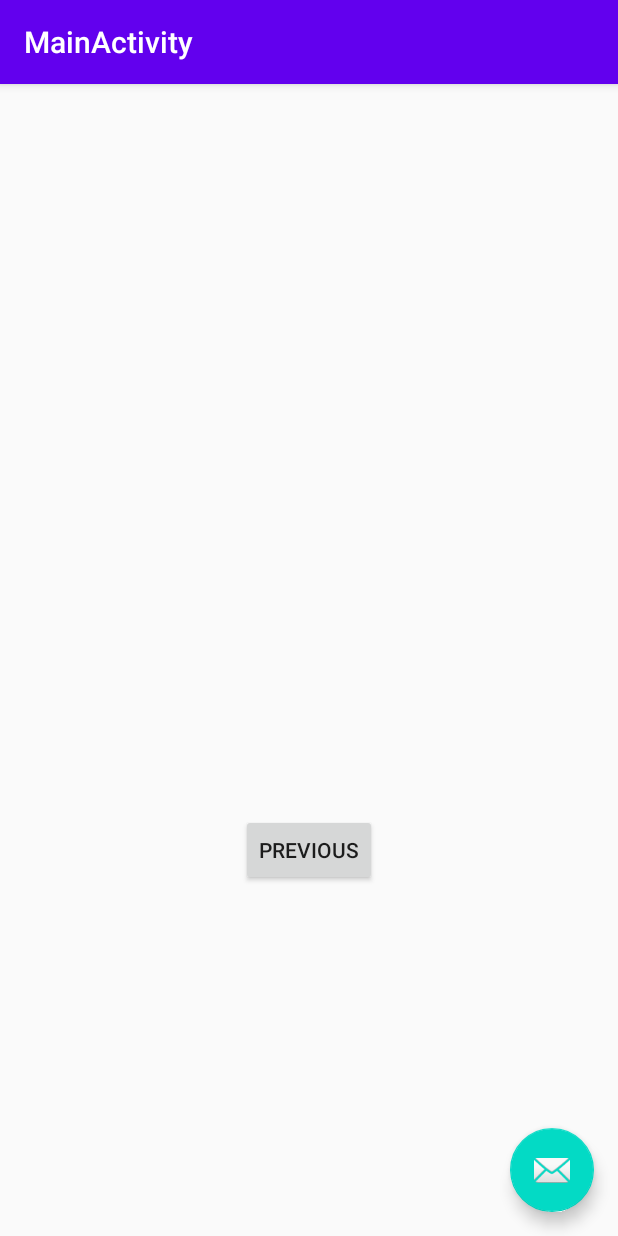
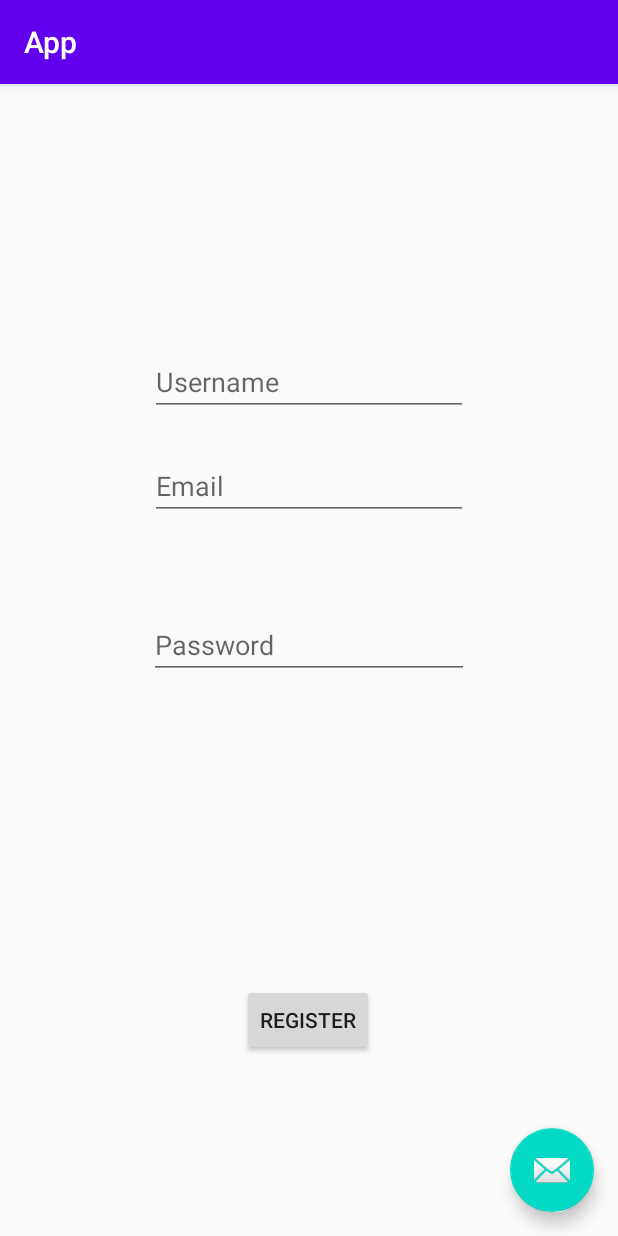
Before and after one commit to marcomr22/AppsMoveis, an Android app: the SecondFragment screen opened through its navigation route, on a phone screen of 412 x 824 dp. Run offline under Robolectric (Android 15) with nearby library versions, the phone set to English and light mode, and no system bars.

Commit message:
Início das activities para o login, registo e alteração da password

```diff
--- a/app/build.gradle
+++ b/app/build.gradle
@@ -31,6 +31,8 @@ dependencies {
     implementation 'androidx.constraintlayout:constraintlayout:1.1.3'
     implementation 'androidx.navigation:navigation-fragment:2.2.1'
     implementation 'androidx.navigation:navigation-ui:2.2.1'
+    implementation 'androidx.annotation:annotation:1.1.0'
+    implementation 'androidx.lifecycle:lifecycle-extensions:2.0.0'
     testImplementation 'junit:junit:4.12'
     androidTestImplementation 'androidx.test.ext:junit:1.1.1'
     androidTestImplementation 'androidx.test.espresso:espresso-core:3.2.0'
--- /dev/null
+++ b/app/src/main/java/com/example/app/ChangePasswordFragment.java
@@ -0,0 +1,4 @@
+package com.example.app;
+
+public class ChangePasswordFragment {
+}
--- a/app/src/main/java/com/example/app/FirstFragment.java
+++ b/app/src/main/java/com/example/app/FirstFragment.java
@@ -23,7 +23,7 @@ public class FirstFragment extends Fragment {
     public void onViewCreated(@NonNull View view, Bundle savedInstanceState) {
         super.onViewCreated(view, savedInstanceState);
 
-        view.findViewById(R.id.button_first).setOnClickListener(new View.OnClickListener() {
+        view.findViewById(R.id.register).setOnClickListener(new View.OnClickListener() {
             @Override
             public void onClick(View view) {
                 NavHostFragment.findNavController(FirstFragment.this)
--- a/app/src/main/java/com/example/app/SecondFragment.java
+++ b/app/src/main/java/com/example/app/SecondFragment.java
@@ -23,7 +23,7 @@ public class SecondFragment extends Fragment {
     public void onViewCreated(@NonNull View view, Bundle savedInstanceState) {
         super.onViewCreated(view, savedInstanceState);
 
-        view.findViewById(R.id.button_second).setOnClickListener(new View.OnClickListener() {
+        view.findViewById(R.id.register2).setOnClickListener(new View.OnClickListener() {
             @Override
             public void onClick(View view) {
                 NavHostFragment.findNavController(SecondFragment.this)
--- a/app/src/main/res/layout/fragment_second.xml
+++ b/app/src/main/res/layout/fragment_second.xml
@@ -6,22 +6,62 @@
     android:layout_height="match_parent"
     tools:context=".SecondFragment">
 
+    <com.google.android.material.textfield.TextInputEditText
+        android:id="@+id/username2"
+        android:layout_width="match_parent"
+        android:layout_height="wrap_content"
+        android:layout_marginStart="100dp"
+        android:layout_marginTop="176dp"
+        android:layout_marginEnd="100dp"
+        android:hint="Username"
+        app:layout_constraintEnd_toEndOf="parent"
+        app:layout_constraintHorizontal_bias="0.0"
+        app:layout_constraintStart_toStartOf="parent"
+        app:layout_constraintTop_toTopOf="parent" />
+
+    <com.google.android.material.textfield.TextInputEditText
+        android:id="@+id/email"
+        android:layout_width="match_parent"
+        android:layout_height="wrap_content"
+        android:layout_marginStart="100dp"
+        android:layout_marginTop="24dp"
+        android:layout_marginEnd="100dp"
+        android:hint="@string/prompt_email"
+        app:layout_constraintEnd_toEndOf="parent"
+        app:layout_constraintHorizontal_bias="1.0"
+        app:layout_constraintStart_toStartOf="parent"
+        app:layout_constraintTop_toBottomOf="@+id/username2" />
+
+    <Button
+        android:id="@+id/register2"
+        android:layout_width="wrap_content"
+        android:layout_height="wrap_content"
+        android:layout_marginBottom="120dp"
+        android:text="register"
+        app:layout_constraintBottom_toBottomOf="parent"
+        app:layout_constraintEnd_toEndOf="parent"
+        app:layout_constraintHorizontal_bias="0.498"
+        app:layout_constraintStart_toStartOf="parent" />
+
     <TextView
         android:id="@+id/textview_second"
         android:layout_width="wrap_content"
         android:layout_height="wrap_content"
-        app:layout_constraintBottom_toTopOf="@id/button_second"
         app:layout_constraintEnd_toEndOf="parent"
         app:layout_constraintStart_toStartOf="parent"
         app:layout_constraintTop_toTopOf="parent" />
 
-    <Button
-        android:id="@+id/button_second"
+    <EditText
+        android:id="@+id/password2"
         android:layout_width="wrap_content"
         android:layout_height="wrap_content"
-        android:text="@string/previous"
-        app:layout_constraintBottom_toBottomOf="parent"
+        android:ems="10"
+        android:hint="Password"
+        android:inputType="textPassword"
+        app:layout_constraintBottom_toTopOf="@+id/register2"
         app:layout_constraintEnd_toEndOf="parent"
         app:layout_constraintStart_toStartOf="parent"
-        app:layout_constraintTop_toBottomOf="@id/textview_second" />
+        app:layout_constraintTop_toBottomOf="@+id/email"
+        app:layout_constraintVertical_bias="0.229" />
+
 </androidx.constraintlayout.widget.ConstraintLayout>
--- a/app/src/main/res/values/dimens.xml
+++ b/app/src/main/res/values/dimens.xml
@@ -1,3 +1,6 @@
 <resources>
     <dimen name="fab_margin">16dp</dimen>
+    <!-- Default screen margins, per the Android Design guidelines. -->
+    <dimen name="activity_horizontal_margin">16dp</dimen>
+    <dimen name="activity_vertical_margin">16dp</dimen>
 </resources>
```
Also changed, not shown: app/src/main/AndroidManifest.xml (+10 -4 lines), app/src/main/res/layout/fragment_change_password.xml (added, +74 -0 lines), app/src/main/res/layout/fragment_first.xml (+53 -13 lines), app/src/main/res/values/strings.xml (+11 -0 lines).
